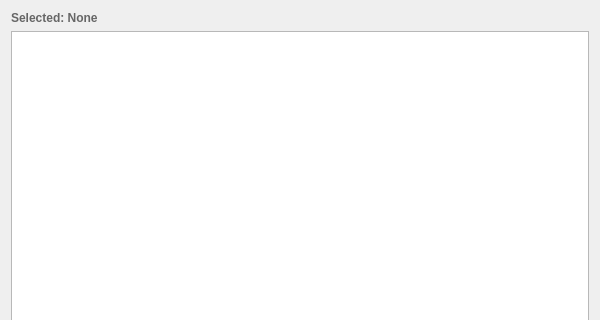
dmacri/OOpenCal-Viewer, file widgets/CustomDirectoryDialog.ui: the form before one commit; both pictures show x 0 to 600 and y 0 to 320 of the 600 by 800 pixel window.
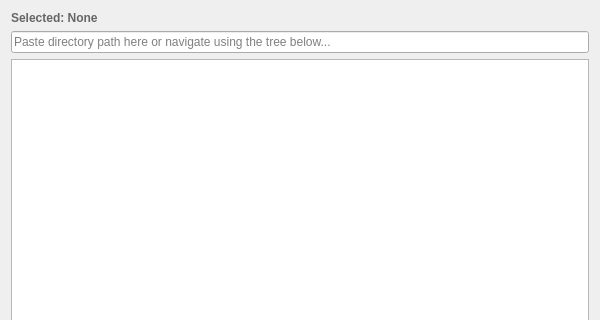
The form after the commit.

Patch:
```diff
--- a/widgets/CustomDirectoryDialog.ui
+++ b/widgets/CustomDirectoryDialog.ui
@@ -27,6 +27,13 @@
      </property>
     </widget>
    </item>
+   <item>
+    <widget class="QLineEdit" name="m_pathInputLineEdit">
+     <property name="placeholderText">
+      <string>Paste directory path here or navigate using the tree below...</string>
+     </property>
+    </widget>
+   </item>
    <item>
     <widget class="QTreeView" name="m_treeView">
      <property name="sortingEnabled">
```
